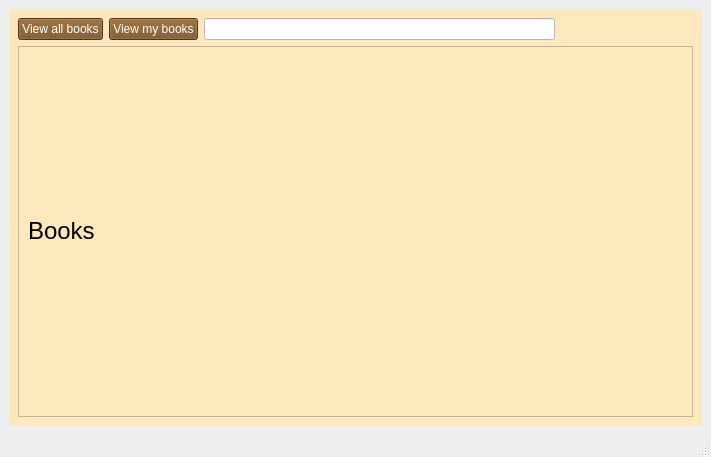
Dargoswwwe/smc-library, file client/src/mainwindow.ui: the form before one commit.
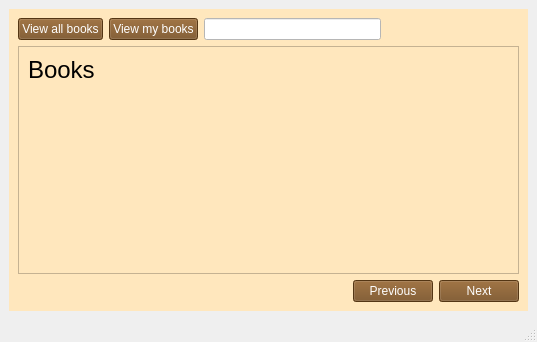
The form after the commit. The open tabs and pages were chosen to show the change. Icons and pictures are not drawn.

The edit to the form file:
```diff
--- a/client/src/mainwindow.ui
+++ b/client/src/mainwindow.ui
@@ -2,14 +2,6 @@
 <ui version="4.0">
  <class>MainWindow</class>
  <widget class="QMainWindow" name="MainWindow">
-  <property name="geometry">
-   <rect>
-    <x>0</x>
-    <y>0</y>
-    <width>711</width>
-    <height>457</height>
-   </rect>
-  </property>
   <property name="sizePolicy">
    <sizepolicy hsizetype="Preferred" vsizetype="Preferred">
     <horstretch>0</horstretch>
@@ -679,11 +671,9 @@
          </layout>
         </item>
         <item>
-         <layout class="QFormLayout" name="formLayout">
-          <item row="0" column="0" colspan="2">
            <widget class="QScrollArea" name="scrollArea">
             <property name="sizePolicy">
-             <sizepolicy hsizetype="Preferred" vsizetype="Expanding">
+           <sizepolicy hsizetype="Expanding" vsizetype="Expanding">
               <horstretch>0</horstretch>
               <verstretch>0</verstretch>
              </sizepolicy>
@@ -696,8 +686,8 @@
               <rect>
                <x>0</x>
                <y>0</y>
-               <width>617</width>
-               <height>325</height>
+             <width>696</width>
+             <height>301</height>
               </rect>
              </property>
              <layout class="QVBoxLayout" name="verticalLayout_4">
@@ -719,8 +709,74 @@
                 </property>
                </widget>
               </item>
-             </layout>
-            </widget>
+            <item>
+             <spacer name="verticalSpacer_2">
+              <property name="orientation">
+               <enum>Qt::Vertical</enum>
+              </property>
+              <property name="sizeType">
+               <enum>QSizePolicy::Expanding</enum>
+              </property>
+              <property name="sizeHint" stdset="0">
+               <size>
+                <width>20</width>
+                <height>40</height>
+               </size>
+              </property>
+             </spacer>
+            </item>
+           </layout>
+          </widget>
+         </widget>
+        </item>
+        <item>
+         <layout class="QHBoxLayout" name="horizontalLayout_12">
+          <property name="sizeConstraint">
+           <enum>QLayout::SetDefaultConstraint</enum>
+          </property>
+          <item>
+           <spacer name="horizontalSpacer">
+            <property name="orientation">
+             <enum>Qt::Horizontal</enum>
+            </property>
+            <property name="sizeHint" stdset="0">
+             <size>
+              <width>40</width>
+              <height>20</height>
+             </size>
+            </property>
+           </spacer>
+          </item>
+          <item>
+           <widget class="QPushButton" name="previousPageButton">
+            <property name="sizePolicy">
+             <sizepolicy hsizetype="Maximum" vsizetype="Fixed">
+              <horstretch>0</horstretch>
+              <verstretch>0</verstretch>
+             </sizepolicy>
+            </property>
+            <property name="styleSheet">
+             <string notr="true">Background: rgb(117, 75, 28);color: white</string>
+            </property>
+            <property name="text">
+             <string>Previous</string>
+            </property>
+           </widget>
+          </item>
+          <item>
+           <widget class="QPushButton" name="nextPageButton">
+            <property name="sizePolicy">
+             <sizepolicy hsizetype="Maximum" vsizetype="Fixed">
+              <horstretch>0</horstretch>
+              <verstretch>0</verstretch>
+             </sizepolicy>
+            </property>
+            <property name="styleSheet">
+             <string notr="true">Background: rgb(117, 75, 28);color: white</string>
+            </property>
+            <property name="text">
+             <string>Next</string>
+            </property>
            </widget>
           </item>
          </layout>
```
Left out of the diff: 7 changed lines with no effect on the pictures. Lines whose indentation alone changed are shown as unchanged.
